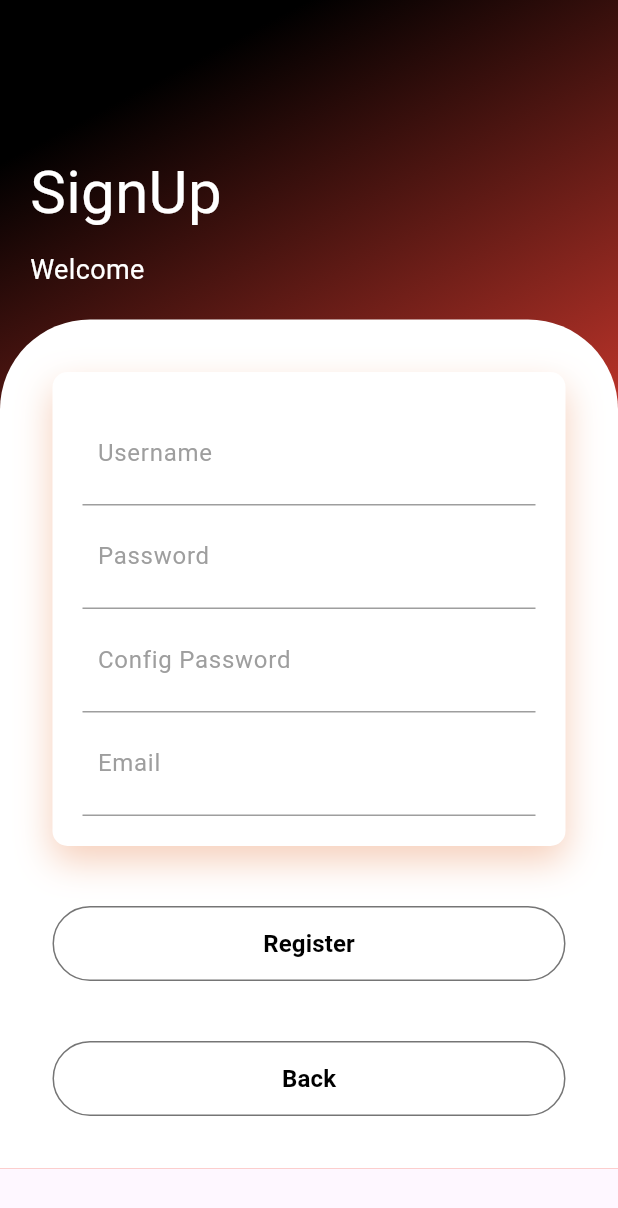
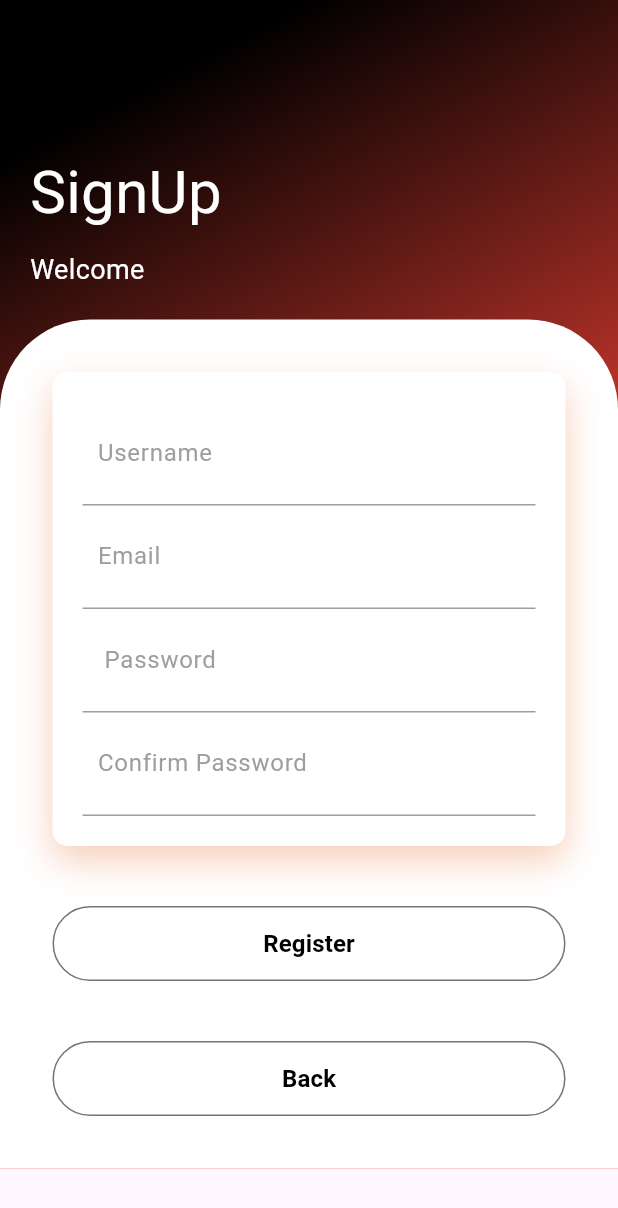
Before and after one commit to An8bit/MeoChill, a Flutter app: the screen it shows after launch, after a tap on "Register", on a phone screen of 412 x 824 dp. Shown: the top 1208 px of the screen. Run offline on Flutter 3.47's test engine with Material 3 defaults, Android fonts, the light colour scheme and no system bars; our stand-ins replace bloc, card_swiper, equatable, flutter_bloc, flutter_spinkit, readmore and 2 more; missing offline and left inert: bson, mongo_dart.

Commit message:
full rồi

```diff
--- a/meochill/lib/widget/screens/login/login_screen.dart
+++ b/meochill/lib/widget/screens/login/login_screen.dart
@@ -167,7 +167,7 @@ class FormLogin extends StatelessWidget {
                           ),
                           child: TextField(
                             decoration: const InputDecoration(
-                              hintText: "Phone Or Email",
+                              hintText: " Email",
                               hintStyle: TextStyle(color: Colors.grey),
                               border: InputBorder.none,
                             ),
@@ -191,6 +191,7 @@ class FormLogin extends StatelessWidget {
                               hintStyle: TextStyle(color: Colors.grey),
                               border: InputBorder.none,
                             ),
+                             obscureText: true,
                             onChanged: (value) => context
                                 .read<LoginCubit>()
                                 .state
@@ -217,6 +218,7 @@ class FormLogin extends StatelessWidget {
                       },
                       style: OutlinedButton.styleFrom(
                         side: const BorderSide(color: Colors.black54),
+
                       ),
                       child: const Text(
                         "Login",
@@ -224,6 +226,7 @@ class FormLogin extends StatelessWidget {
                           color: Colors.black,
                           fontSize: 16,
                           fontWeight: FontWeight.bold,
+
                         ),
                       ),
                     ),
--- a/meochill/lib/widget/screens/register/cubit/register_state.dart
+++ b/meochill/lib/widget/screens/register/cubit/register_state.dart
@@ -3,7 +3,7 @@ import 'dart:convert';
 
 import 'package:meochill/common/enum/load_status.dart';
 
-import 'register_cubit.dart';
+
 class RegisterState {
 final LoadStatus loadStatus;
 final bool confirmpass;
--- a/meochill/lib/widget/screens/register/register_screen.dart
+++ b/meochill/lib/widget/screens/register/register_screen.dart
@@ -1,15 +1,39 @@
 import 'package:flutter/material.dart';
+import 'package:flutter_bloc/flutter_bloc.dart';
+import 'package:flutter_spinkit/flutter_spinkit.dart';
 import 'package:meochill/widget/screens/login/login_screen.dart';
+
+import '../../../common/enum/load_status.dart';
+import '../../../models/account.dart';
+import '../../../repostsitories/api.dart';
+import 'cubit/register_cubit.dart';
+import 'cubit/register_state.dart';
 
 class RegisterScreen extends StatelessWidget {
   static const String route = "RegisterScreen";
+
+  const RegisterScreen({super.key});
+
+  @override
+  Widget build(BuildContext context) {
+    return BlocProvider(
+      create: (context) => RegisterCubit(context.read<Api>()),
+      child: page(),
+    );
+  }
+}
+
+class page extends StatelessWidget {
+  const page({
+    super.key,
+  });
 
   @override
   Widget build(BuildContext context) {
     return Scaffold(
       body: SingleChildScrollView(
         child: Container(
-          padding: EdgeInsets.symmetric(vertical: 0),
+          padding:const EdgeInsets.symmetric(vertical: 0),
           width: double.infinity,
           decoration: const BoxDecoration(
             gradient: LinearGradient(begin: Alignment.topCenter, colors: [
@@ -18,7 +42,7 @@ class RegisterScreen extends StatelessWidget {
             ]),
           ),
           // Chia cột dọc để ghi chữ login và welcome
-          child: Column(
+          child:const Column(
             crossAxisAlignment: CrossAxisAlignment.start,
             children: <Widget>[
               SizedBox(
@@ -61,8 +85,39 @@ class FormRegister extends StatelessWidget {
 
   @override
   Widget build(BuildContext context) {
+    final Account account = Account();
+     String? confirmpass;
+    return BlocConsumer<RegisterCubit, RegisterState>(
+       listener: (context, state) {
+          if (state.loadStatus == LoadStatus.Error &&
+              state.confirmpass == true) {
+            ScaffoldMessenger.of(context).showSnackBar(
+              const SnackBar(
+                  content: Text("Thông tin mail đã được đăng kí", style: TextStyle(color: Colors.red))),
+            );}
+            else if(state.loadStatus==LoadStatus.Error&& state.verifyaccount==false){
+                 ScaffoldMessenger.of(context).showSnackBar(
+              const SnackBar(
+                  content: Text("Mật khẩu xác nhận không khớp", style: TextStyle(color: Colors.red))),);
+
+          } else if (state.loadStatus == LoadStatus.Done &&
+              state.confirmpass == true) {
+            Navigator.pushReplacement(
+            context,
+            MaterialPageRoute(builder: (context) => const LoginScreen()));
+          }
+      },
+      builder: (context, state) {
+        if (state.loadStatus == LoadStatus.Loading) {
+            return const Center(
+              child: SpinKitFadingCircle(
+                color: Color.fromARGB(252, 15, 137, 198),
+                size: 50.0,
+              ),
+            );
+          }
         return Container(
-      decoration: BoxDecoration(
+          decoration:const BoxDecoration(
             color: Colors.white,
             borderRadius: BorderRadius.only(
               topLeft: Radius.circular(60),
@@ -70,16 +125,16 @@ class FormRegister extends StatelessWidget {
             ),
           ),
           child: Padding(
-        padding: EdgeInsets.all(35),
+            padding:const EdgeInsets.all(35),
             child: Column(
               mainAxisSize: MainAxisSize.min,
               children: <Widget>[
                 Container(
-              padding: EdgeInsets.all(20),
+                  padding:const EdgeInsets.all(20),
                   decoration: BoxDecoration(
                     color: Colors.white,
                     borderRadius: BorderRadius.circular(10),
-                boxShadow: [
+                    boxShadow: const [
                       BoxShadow(
                         color: Color.fromRGBO(225, 95, 27, .3),
                         blurRadius: 20,
@@ -91,47 +146,24 @@ class FormRegister extends StatelessWidget {
                     children: <Widget>[
                       Container(
                         padding: EdgeInsets.all(10),
-                    decoration: BoxDecoration(
-                      border: Border(bottom: BorderSide(color: Colors.grey)),
+                        decoration: const BoxDecoration(
+                          border:
+                              Border(bottom: BorderSide(color: Colors.grey)),
                         ),
                         child: TextField(
-                      decoration: InputDecoration(
+                          decoration: const InputDecoration(
                             hintText: "Username",
                             hintStyle: TextStyle(color: Colors.grey),
                             border: InputBorder.none,
                           ),
+                          onChanged: (value) => account.username = value,
                         ),
                       ),
                       Container(
-                    padding: EdgeInsets.all(10),
-                    decoration: BoxDecoration(
-                      border: Border(bottom: BorderSide(color: Colors.grey)),
-                    ),
-                    child: TextField(
-                      decoration: InputDecoration(
-                        hintText: "Password",
-                        hintStyle: TextStyle(color: Colors.grey),
-                        border: InputBorder.none,
-                      ),
-                    ),
-                  ),
-                  Container(
-                    padding: EdgeInsets.all(10),
-                    decoration: BoxDecoration(
-                      border: Border(bottom: BorderSide(color: Colors.grey)),
-                    ),
-                    child: TextField(
-                      decoration: InputDecoration(
-                        hintText: "Config Password",
-                        hintStyle: TextStyle(color: Colors.grey),
-                        border: InputBorder.none,
-                      ),
-                    ),
-                  ),
-                  Container(
-                    padding: EdgeInsets.all(10),
-                    decoration: BoxDecoration(
-                      border: Border(bottom: BorderSide(color: Colors.grey)),
+                        padding:const EdgeInsets.all(10),
+                        decoration: const BoxDecoration(
+                          border:
+                              Border(bottom: BorderSide(color: Colors.grey)),
                         ),
                         child: TextField(
                           decoration: InputDecoration(
@@ -139,12 +171,45 @@ class FormRegister extends StatelessWidget {
                             hintStyle: TextStyle(color: Colors.grey),
                             border: InputBorder.none,
                           ),
+                          onChanged: (value) => account.email = value,
+                        ),
+                      ),
+                      Container(
+                        padding:const EdgeInsets.all(10),
+                        decoration:const BoxDecoration(
+                          border:
+                              Border(bottom: BorderSide(color: Colors.grey)),
+                        ),
+                        child: TextField(
+                          decoration: const InputDecoration(
+                            hintText: " Password",
+                            hintStyle: TextStyle(color: Colors.grey),
+                            border: InputBorder.none,
+                          ),
+                           obscureText: true,
+                          onChanged: (value) => account.password = value,
+                        ),
+                      ),
+                      Container(
+                        padding: const EdgeInsets.all(10),
+                        decoration: const BoxDecoration(
+                          border:
+                              Border(bottom: BorderSide(color: Colors.grey)),
+                        ),
+                        child: TextField(
+                          decoration: InputDecoration(
+                            hintText: "Confirm Password",
+                            hintStyle: TextStyle(color: Colors.grey),
+                            border: InputBorder.none,
+                          ),
+                           obscureText: true,
+                           onChanged: (value) => confirmpass = value,
                         ),
                       ),
                     ],
                   ),
                 ),
-            SizedBox(
+              const  SizedBox(
                   height: 40,
                 ),
                 SizedBox(
@@ -153,8 +218,12 @@ class FormRegister extends StatelessWidget {
                   child: OutlinedButton(
                     style: OutlinedButton.styleFrom(
                         side: BorderSide(color: Colors.black54)),
-                onPressed: () {},
-                child: Text(
+                    onPressed: () {
+                         context
+                            .read<RegisterCubit>()
+                            .checkRegister(account, confirmpass!);
+                    },
+                    child:const Text(
                       "Register",
                       style: TextStyle(
                           color: Colors.black,
@@ -188,5 +257,7 @@ class FormRegister extends StatelessWidget {
             ),
           ),
         );
+      },
+    );
   }
 }
--- a/meochill/lib/widget/screens/sort/tab_controller.dart
+++ b/meochill/lib/widget/screens/sort/tab_controller.dart
@@ -25,7 +25,7 @@ DefaultTabController Main() {
 
     child: Scaffold(
       appBar: AppBar(
-        title: const Text("MoVies Words"),
+        title: const Text("Movies Words"),
         bottom: const TabBar(
           isScrollable: true,
           tabs: [
```
Also changed, not shown: meochill/lib/widget/screens/profile/setting_screen.dart (+15 -20 lines), meochill/lib/widget/screens/register/cubit/register_cubit.dart (line endings or trailing spaces). Lines whose indentation alone changed are shown as unchanged.
